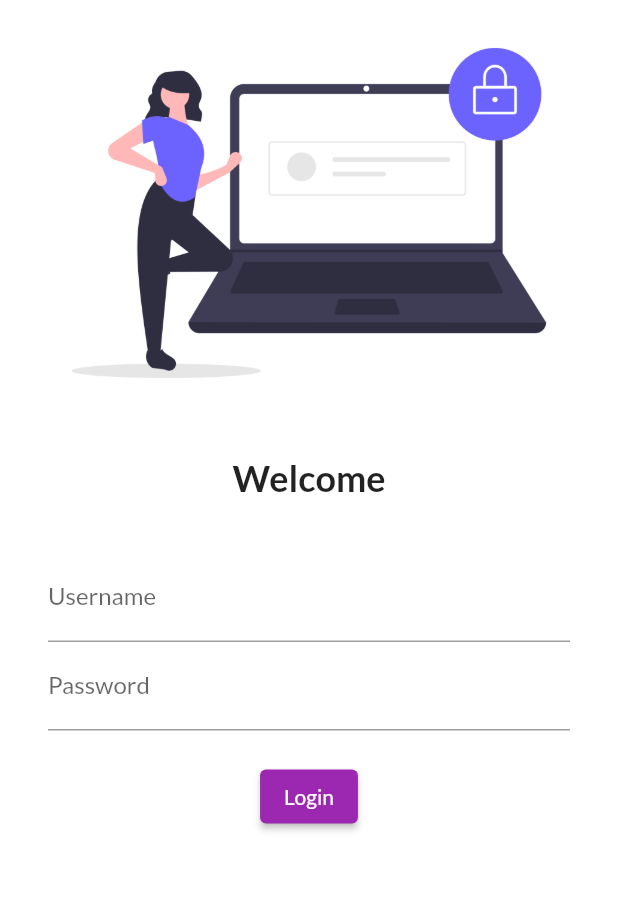
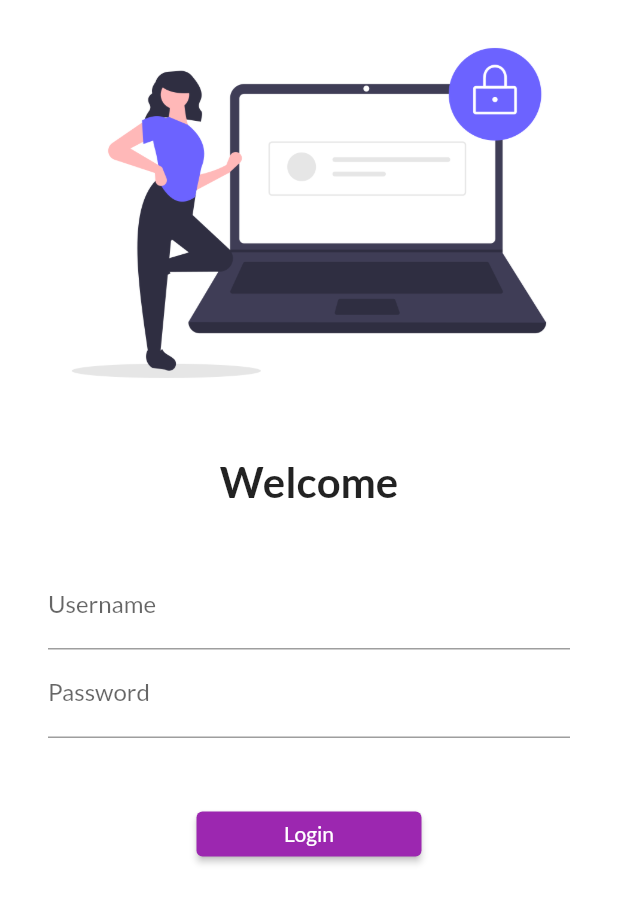
Before and after one commit to MridulTailor/catalouge_app, a Flutter app: the screen it shows after launch, on a phone screen of 412 x 824 dp. Shown: the top 903 px of the screen. Run offline on Flutter 3.47's test engine with Material 2 defaults, Android fonts, the phone set to English and light mode, and no system bars; our stand-ins replace google_fonts.

```diff
--- a/lib/main.dart
+++ b/lib/main.dart
@@ -2,6 +2,7 @@ import 'package:flutter/material.dart';
 import 'package:google_fonts/google_fonts.dart';
 import 'package:my_app/pages/homePage.dart';
 import 'package:my_app/pages/loginPage.dart';
+import 'package:my_app/utils/routes.dart';
 
 void main() {
   runApp(const MyApp());
@@ -23,8 +24,8 @@ class MyApp extends StatelessWidget {
       ),
       routes: {
         "/": (context) => LoginPage(),
-        "/home": (context) => HomePage(),
-        "/login": (context) => LoginPage()
+        MyRoutes.homeRoute: (context) => HomePage(),
+        MyRoutes.loginRoute: (context) => LoginPage()
       },
     );
   }
--- a/lib/pages/loginPage.dart
+++ b/lib/pages/loginPage.dart
@@ -1,4 +1,5 @@
 import 'package:flutter/material.dart';
+import 'package:my_app/utils/routes.dart';
 
 class LoginPage extends StatelessWidget {
   const LoginPage({super.key});
@@ -14,6 +15,7 @@ class LoginPage extends StatelessWidget {
       //   ),
       // ),
       color: Colors.white,
+      child: SingleChildScrollView(
         child: Column(
           children: [
             Image.asset(
@@ -25,7 +27,7 @@ class LoginPage extends StatelessWidget {
             ),
             Text(
               "Welcome",
-            style: TextStyle(fontSize: 24, fontWeight: FontWeight.bold),
+              style: TextStyle(fontSize: 28, fontWeight: FontWeight.bold),
             ),
             SizedBox(
               height: 20,
@@ -45,11 +47,12 @@ class LoginPage extends StatelessWidget {
                         hintText: "Enter Password", labelText: "Password"),
                   ),
                   SizedBox(
-                  height: 20,
+                    height: 40,
                   ),
                   ElevatedButton(
+                      style: TextButton.styleFrom(minimumSize: Size(150, 30)),
                       onPressed: () {
-                      print("Hi codepur");
+                        Navigator.pushNamed(context, MyRoutes.homeRoute);
                       },
                       child: Text(
                         "Login",
@@ -60,6 +63,7 @@ class LoginPage extends StatelessWidget {
             )
           ],
         ),
+      ),
     );
   }
 }
--- /dev/null
+++ b/lib/utils/routes.dart
@@ -0,0 +1,4 @@
+class MyRoutes {
+  static String loginRoute = "/login";
+  static String homeRoute = "/home";
+}
```
Lines whose indentation alone changed are shown as unchanged.
